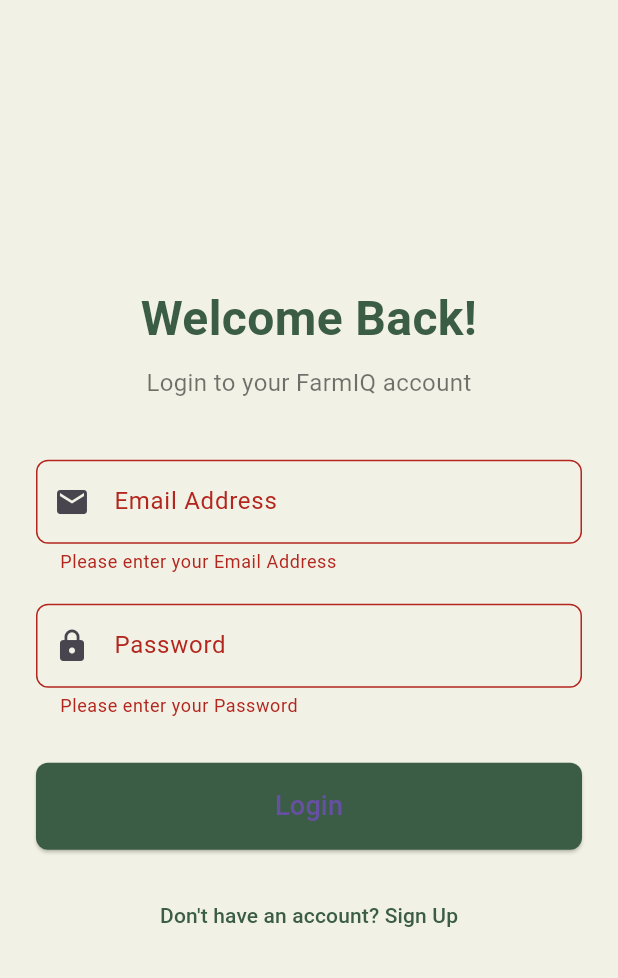
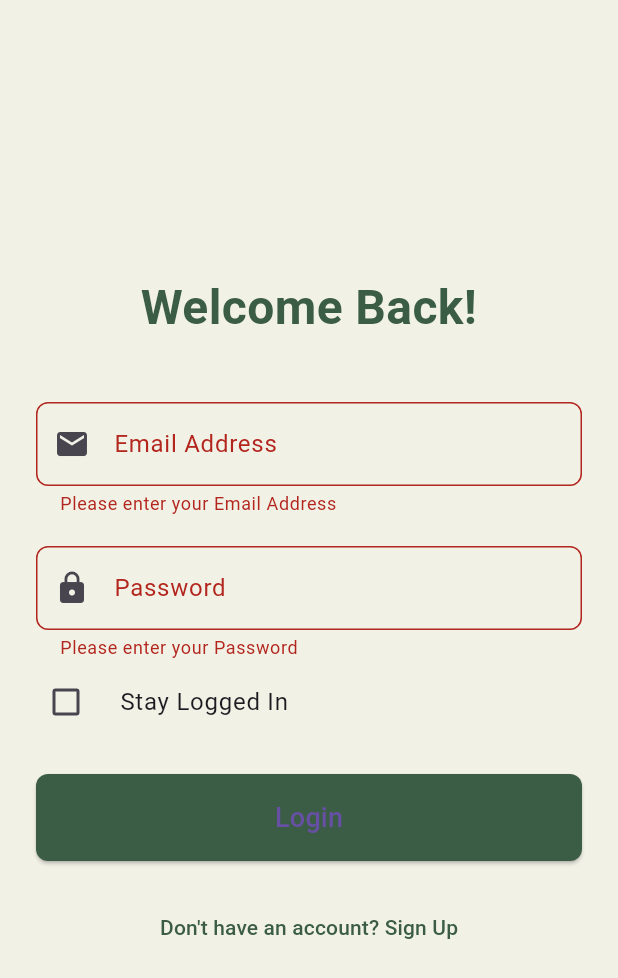
Before and after one commit to krishna8178/FarmIQ, a Flutter app: the screen it shows after launch, after a tap on "Login", on a phone screen of 412 x 824 dp. Shown: the top 978 px of the screen. Run offline on Flutter 3.47's test engine with Material 3 defaults, Android fonts, the light colour scheme and no system bars; our stand-ins replace shared_preferences, socket_io_client; Roboto replaces fonts that are missing (Poppins).

Commit message:
stay logged in checkbox

```diff
--- a/lib/main.dart
+++ b/lib/main.dart
@@ -1,6 +1,6 @@
 // lib/main.dart
 import 'package:flutter/material.dart';
-import 'package:farmiq_app/screens/auth_screen.dart';
+import 'package:farmiq_app/screens/auth_check_screen.dart';
 
 void main() {
   runApp(const FarmIQApp());
@@ -19,7 +19,7 @@
         scaffoldBackgroundColor: const Color(0xFFf2f1e6),
         fontFamily: 'Poppins',
       ),
-      home: AuthScreen(), // Or check for a saved token and redirect
+      home: AuthCheckScreen(), // Or check for a saved token and redirect
     );
   }
 }
--- /dev/null
+++ b/lib/screens/auth_check_screen.dart
@@ -0,0 +1,70 @@
+// lib/screens/auth_check_screen.dart
+import 'package:flutter/material.dart';
+import 'package:shared_preferences/shared_preferences.dart';
+import 'package:farmiq_app/screens/home_screen.dart';
+import 'package:farmiq_app/screens/auth_screen.dart';
+
+class AuthCheckScreen extends StatefulWidget {
+  const AuthCheckScreen({super.key});
+
+  @override
+  State<AuthCheckScreen> createState() => _AuthCheckScreenState();
+}
+
+class _AuthCheckScreenState extends State<AuthCheckScreen> {
+  @override
+  void initState() {
+    super.initState();
+    // Use a short delay to allow the splash screen to be visible
+    // while checking the token in the background.
+    Future.delayed(const Duration(seconds: 1), _checkAuthStatus);
+  }
+
+  Future<void> _checkAuthStatus() async {
+    final prefs = await SharedPreferences.getInstance();
+    // Check if the 'token' key exists and is not null.
+    final token = prefs.getString('token');
+
+    if (!mounted) return;
+
+    if (token != null) {
+      // If token exists, navigate to the HomeScreen
+      Navigator.of(context).pushReplacement(
+        MaterialPageRoute(builder: (context) => const HomeScreen()),
+      );
+    } else {
+      // If no token, navigate to the AuthScreen
+      Navigator.of(context).pushReplacement(
+        MaterialPageRoute(builder: (context) => const AuthScreen()),
+      );
+    }
+  }
+
+  @override
+  Widget build(BuildContext context) {
+    // This is the splash screen UI
+    return const Scaffold(
+      backgroundColor: Color(0xFF3b5d46),
+      body: Center(
+        child: Column(
+          mainAxisAlignment: MainAxisAlignment.center,
+          children: [
+            // You can add your app logo here later
+            Text(
+              'FarmIQ',
+              style: TextStyle(
+                fontSize: 40,
+                fontWeight: FontWeight.bold,
+                color: Colors.white,
+              ),
+            ),
+            SizedBox(height: 20),
+            CircularProgressIndicator(
+              valueColor: AlwaysStoppedAnimation<Color>(Colors.white),
+            ),
+          ],
+        ),
+      ),
+    );
+  }
+}
--- a/lib/screens/auth_screen.dart
+++ b/lib/screens/auth_screen.dart
@@ -1,29 +1,33 @@
-// lib/screens/auth_screen.dart
 import 'package:flutter/material.dart';
 import 'package:farmiq_app/services/auth_service.dart';
 import 'package:farmiq_app/screens/home_screen.dart';
 import 'package:farmiq_app/widgets/custom_button.dart';
 import 'package:farmiq_app/widgets/custom_textfield.dart';
+import 'package:shared_preferences/shared_preferences.dart';
 
+// This is the public StatefulWidget
 class AuthScreen extends StatefulWidget {
   const AuthScreen({super.key});
 
   @override
+  // This method creates the private state class
   State<AuthScreen> createState() => _AuthScreenState();
 }
 
+// This is the private State class, with the leading underscore
 class _AuthScreenState extends State<AuthScreen> {
   final AuthService _authService = AuthService();
   final _formKey = GlobalKey<FormState>();
 
-  // Controllers for the input fields
   final _nameController = TextEditingController();
   final _emailController = TextEditingController();
   final _passwordController = TextEditingController();
 
-  bool _isLogin = true; // To toggle between Login and Signup
+  bool _isLogin = true;
   bool _isLoading = false;
   String _errorMessage = '';
+
+  bool _rememberMe = false;
 
   void _submitForm() async {
     if (_formKey.currentState!.validate()) {
@@ -32,38 +36,54 @@
         _errorMessage = '';
       });
 
-      bool success;
+      try {
         if (_isLogin) {
-        success = await _authService.login(
-          _emailController.text,
-          _passwordController.text,
+          final token = await _authService.login(
+            _emailController.text.trim(),
+            _passwordController.text.trim(),
           );
-      } else {
-        success = await _authService.signUp(
-          _nameController.text,
-          _emailController.text,
-          _passwordController.text,
-        );
+
+          if (token != null) {
+            if (_rememberMe) {
+              final prefs = await SharedPreferences.getInstance();
+              await prefs.setString('token', token);
             }
-
-      // This check is the fix for the warning
             if (!mounted) return;
-
-      setState(() {
-        _isLoading = false;
-      });
-
-      if (success) {
-        // Now it's safe to navigate
             Navigator.of(context).pushReplacement(
               MaterialPageRoute(builder: (context) => const HomeScreen()),
             );
           } else {
             setState(() {
-          _errorMessage = _isLogin
-              ? 'Login failed. Please check your credentials.'
-              : 'Signup failed. The email might already be in use.';
+              _errorMessage = 'Login failed. Please check your credentials.';
             });
+          }
+        } else {
+          bool success = await _authService.signUp(
+            _nameController.text.trim(),
+            _emailController.text.trim(),
+            _passwordController.text.trim(),
+          );
+          if (success) {
+            setState(() {
+              _isLogin = true;
+              _errorMessage = 'Signup successful! Please log in.';
+            });
+          } else {
+            setState(() {
+              _errorMessage = 'Signup failed. The email might already be in use.';
+            });
+          }
+        }
+      } catch (e) {
+        setState(() {
+          _errorMessage = 'Could not connect to the server. Please try again.';
+        });
+      } finally {
+        if (mounted) {
+          setState(() {
+            _isLoading = false;
+          });
+        }
       }
     }
   }
@@ -80,7 +100,6 @@
               mainAxisAlignment: MainAxisAlignment.center,
               crossAxisAlignment: CrossAxisAlignment.stretch,
               children: [
-                // App Logo/Title
                 Text(
                   _isLogin ? 'Welcome Back!' : 'Create Account',
                   textAlign: TextAlign.center,
@@ -90,17 +109,8 @@
                     color: Color(0xFF3b5d46),
                   ),
                 ),
-                const SizedBox(height: 8),
-                Text(
-                  _isLogin ? 'Login to your FarmIQ account' : 'Start your journey with us',
-                  textAlign: TextAlign.center,
-                  style: const TextStyle(fontSize: 16, color: Colors.black54),
-                ),
                 const SizedBox(height: 40),
-
-                // Name Field (only for Signup)
-                if (!_isLogin)
-                  ...[
+                if (!_isLogin) ...[
                   CustomTextField(
                     controller: _nameController,
                     labelText: 'Full Name',
@@ -108,25 +118,31 @@
                   ),
                   const SizedBox(height: 20),
                 ],
-
-                // Email Field
                 CustomTextField(
                   controller: _emailController,
                   labelText: 'Email Address',
                   icon: Icons.email,
                 ),
                 const SizedBox(height: 20),
-
-                // Password Field
                 CustomTextField(
                   controller: _passwordController,
                   labelText: 'Password',
                   isPassword: true,
                   icon: Icons.lock,
                 ),
-                const SizedBox(height: 30),
-
-                // Error Message Display
+                if (_isLogin)
+                  CheckboxListTile(
+                    title: const Text("Stay Logged In"),
+                    value: _rememberMe,
+                    onChanged: (newValue) {
+                      setState(() {
+                        _rememberMe = newValue ?? false;
+                      });
+                    },
+                    controlAffinity: ListTileControlAffinity.leading,
+                    contentPadding: EdgeInsets.zero,
+                  ),
+                const SizedBox(height: 20),
                 if (_errorMessage.isNotEmpty)
                   Padding(
                     padding: const EdgeInsets.only(bottom: 20),
@@ -136,16 +152,12 @@
                       textAlign: TextAlign.center,
                     ),
                   ),
-
-                // Submit Button
                 CustomButton(
                   text: _isLogin ? 'Login' : 'Sign Up',
                   onPressed: _submitForm,
                   isLoading: _isLoading,
                 ),
                 const SizedBox(height: 20),
-
-                // Toggle between Login and Signup
                 TextButton(
                   onPressed: () {
                     setState(() {
```
Also changed, not shown: lib/services/auth_service.dart (+8 -13 lines). Lines whose indentation alone changed are shown as unchanged.
